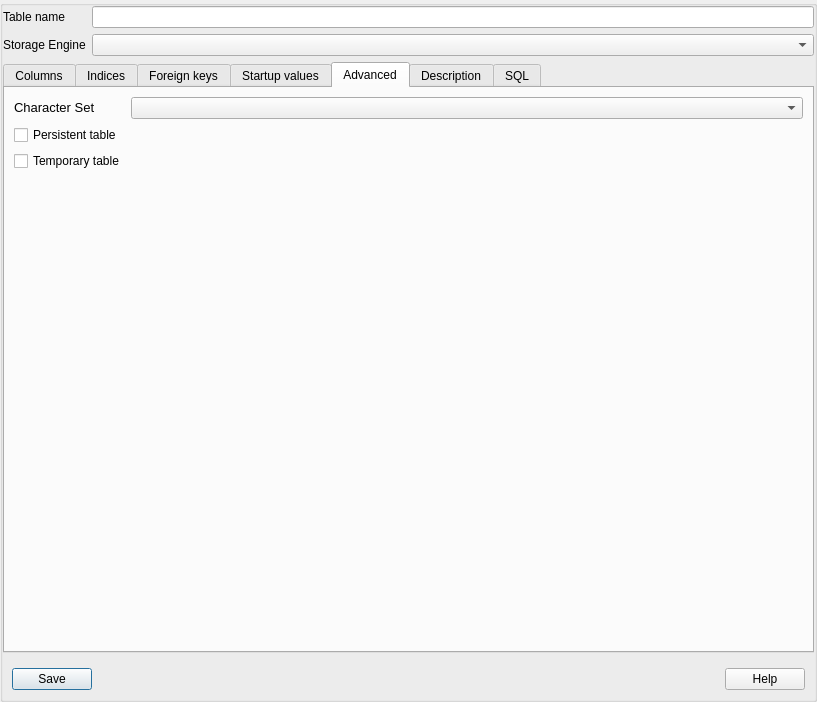
Before: the Qt Designer form NewTableForm.ui in fritzone/ddm, drawn with Qt 5.
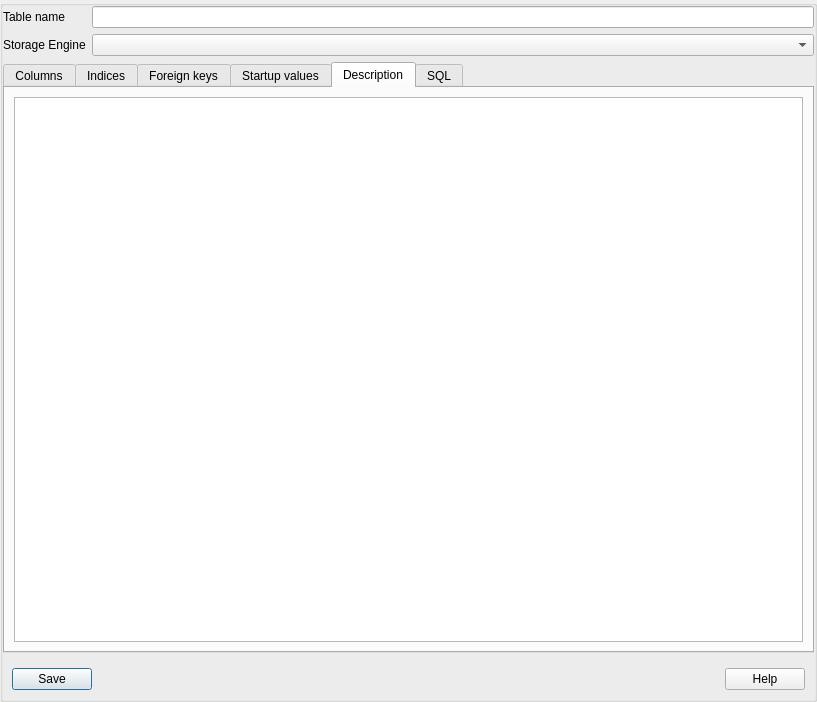
After: the same form once the commit is applied. The open tabs and pages were chosen to show the change. Icons and pictures are not drawn.

The edit to the form file:
```diff
--- a/NewTableForm.ui
+++ b/NewTableForm.ui
@@ -1058,59 +1058,6 @@
           </item>
          </layout>
         </widget>
-        <widget class="QWidget" name="tabWidgetPage4">
-         <attribute name="title">
-          <string>Advanced</string>
-         </attribute>
-         <layout class="QFormLayout" name="formLayout_2">
-          <property name="fieldGrowthPolicy">
-           <enum>QFormLayout::AllNonFixedFieldsGrow</enum>
-          </property>
-          <item row="0" column="0">
-           <widget class="QLabel" name="lblCharacterSet">
-            <property name="text">
-             <string>&lt;!DOCTYPE HTML PUBLIC &quot;-//W3C//DTD HTML 4.0//EN&quot; &quot;http://www.w3.org/TR/REC-html40/strict.dtd&quot;&gt;
-&lt;html&gt;&lt;head&gt;&lt;meta name=&quot;qrichtext&quot; content=&quot;1&quot; /&gt;&lt;style type=&quot;text/css&quot;&gt;
-p, li { white-space: pre-wrap; }
-&lt;/style&gt;&lt;/head&gt;&lt;body style=&quot; font-family:'Sans'; font-size:10pt; font-weight:400; font-style:normal;&quot;&gt;
-&lt;table border=&quot;0&quot; style=&quot;-qt-table-type: root; margin-top:4px; margin-bottom:4px; margin-left:4px; margin-right:4px;&quot;&gt;
-&lt;tr&gt;
-&lt;td style=&quot;border: none;&quot;&gt;
-&lt;p style=&quot; margin-top:0px; margin-bottom:0px; margin-left:0px; margin-right:0px; -qt-block-indent:0; text-indent:0px;&quot;&gt;&lt;span style=&quot; font-family:'Sans Serif';&quot;&gt;Character Set&lt;/span&gt;&lt;/p&gt;&lt;/td&gt;&lt;/tr&gt;&lt;/table&gt;&lt;/body&gt;&lt;/html&gt;</string>
-            </property>
-           </widget>
-          </item>
-          <item row="0" column="1">
-           <widget class="QComboBox" name="cmbCharacterSets"/>
-          </item>
-          <item row="1" column="0">
-           <widget class="QCheckBox" name="chkPersistent">
-            <property name="statusTip">
-             <string>This table is not updated when the application runs.</string>
-            </property>
-            <property name="whatsThis">
-             <string>This table is not updated when the application runs. This allows the code generator to generate code which loads the content of this table at startup for faster usage</string>
-            </property>
-            <property name="text">
-             <string>Persistent table</string>
-            </property>
-           </widget>
-          </item>
-          <item row="2" column="0">
-           <widget class="QCheckBox" name="chkTemporary">
-            <property name="statusTip">
-             <string>This is a temporary table.</string>
-            </property>
-            <property name="whatsThis">
-             <string>This is a temporary table.</string>
-            </property>
-            <property name="text">
-             <string>Temporary table</string>
-            </property>
-           </widget>
-          </item>
-         </layout>
-        </widget>
         <widget class="QWidget" name="tabWidgetPage5">
          <attribute name="icon">
           <iconset resource="dbm.qrc">
```
Left out of the diff: 35 changed lines with no effect on the pictures.
